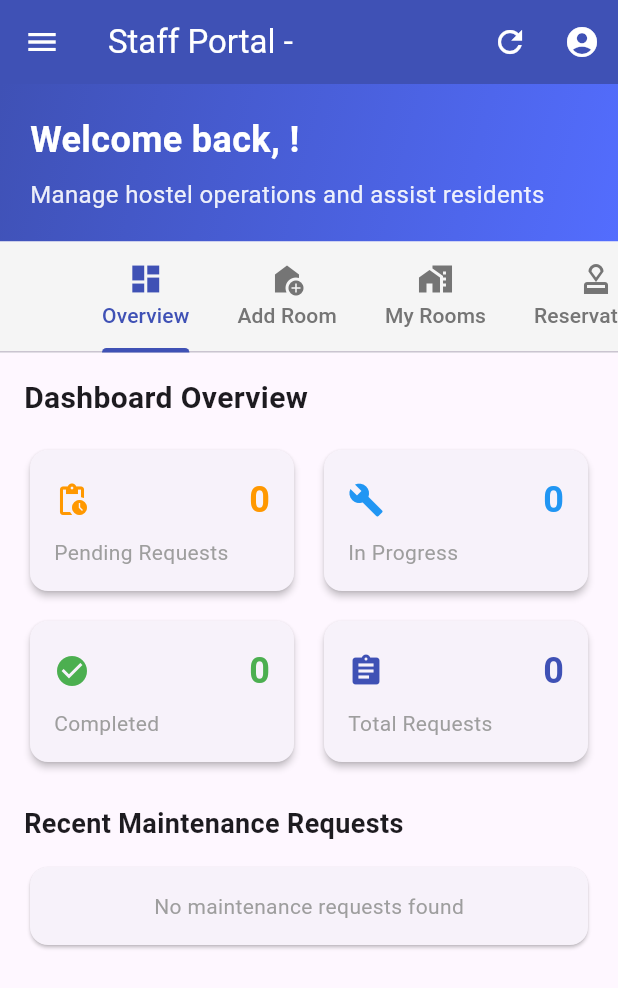
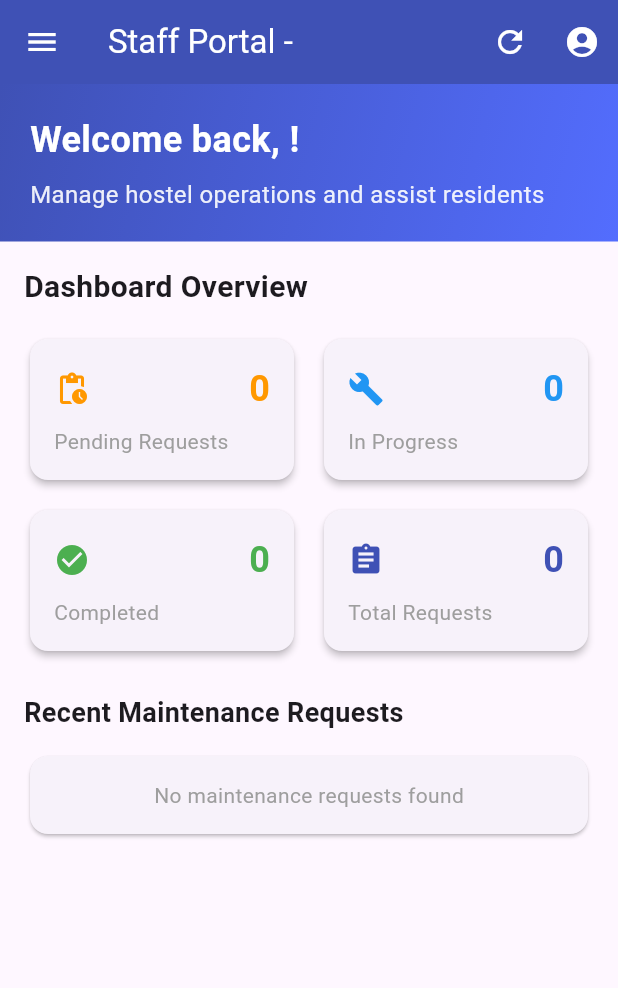
Before and after one commit to ATIBU707/hostel, a Flutter app: the StaffDashboardScreen screen opened by its route, in the side drawer, after a tap on "Dashboard", on a phone screen of 412 x 824 dp. Shown: the top 988 px of the screen. Run offline on Flutter 3.47's test engine with Material 3 defaults, Android fonts, the phone set to English and light mode, and no system bars; our stand-ins replace supabase_flutter; accounts and stored records are empty.

Commit message:
removed top navigation bar

```diff
--- a/lib/screens/staff/staff_dashboard_screen.dart
+++ b/lib/screens/staff/staff_dashboard_screen.dart
@@ -16,15 +16,10 @@ class StaffDashboardScreen extends StatefulWidget {
   State<StaffDashboardScreen> createState() => _StaffDashboardScreenState();
 }
 
-class _StaffDashboardScreenState extends State<StaffDashboardScreen>
-    with SingleTickerProviderStateMixin {
-  late TabController _tabController;
-  int _selectedIndex = 0;
-
+class _StaffDashboardScreenState extends State<StaffDashboardScreen> {
   @override
   void initState() {
     super.initState();
-    _tabController = TabController(length: 7, vsync: this);
     // Load staff data when screen initializes
     WidgetsBinding.instance.addPostFrameCallback((_) {
       final authProvider = Provider.of<AuthProvider>(context, listen: false);
@@ -36,12 +31,6 @@ class _StaffDashboardScreenState extends State<StaffDashboardScreen>
     // Load all staff-specific data with access control
     authProvider.fetchStaffMaintenanceRequests();
     // TODO: Add other data loading methods
-  }
-
-  @override
-  void dispose() {
-    _tabController.dispose();
-    super.dispose();
   }
 
   @override
@@ -142,62 +131,9 @@ class _StaffDashboardScreenState extends State<StaffDashboardScreen>
                 ],
               ),
             ),
-            // Tab Navigation
-            Container(
-              color: Colors.grey[100],
-              child: TabBar(
-                controller: _tabController,
-                onTap: (index) => setState(() => _selectedIndex = index),
-                labelColor: Colors.indigo,
-                unselectedLabelColor: Colors.grey[600],
-                indicatorColor: Colors.indigo,
-                isScrollable: true,
-                tabs: const [
-                  Tab(
-                    icon: Icon(Icons.dashboard),
-                    text: 'Overview',
-                  ),
-                  Tab(
-                    icon: Icon(Icons.add_home),
-                    text: 'Add Room',
-                  ),
-                  Tab(
-                    icon: Icon(Icons.home_work),
-                    text: 'My Rooms',
-                  ),
-                  Tab(
-                    icon: Icon(Icons.approval),
-                    text: 'Reservations',
-                  ),
-                  Tab(
-                    icon: Icon(Icons.analytics),
-                    text: 'Reports',
-                  ),
-                  Tab(
-                    icon: Icon(Icons.chat),
-                    text: 'Chat',
-                  ),
-                  Tab(
-                    icon: Icon(Icons.person),
-                    text: 'Profile',
-                  ),
-                ],
-              ),
-            ),
-            // Tab Content
+            // Dashboard Content
             Expanded(
-              child: TabBarView(
-                controller: _tabController,
-                children: [
-                  _buildOverviewTab(authProvider),
-                  const AddRoomScreen(),
-                  const ManageRoomsScreen(),
-                  const ReservationApprovalScreen(),
-                  const StaffReportsScreen(),
-                  const StaffChatScreen(),
-                  const StaffProfileScreen(),
-                ],
-              ),
+              child: _buildOverviewTab(authProvider),
             ),
           ],
         ),
```
